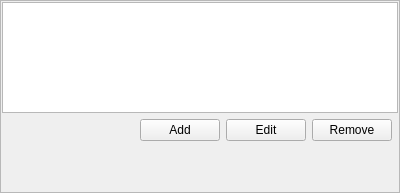
The window that src/blackgui/components/settingshotkeycomponent.ui (swift-project/pilotclient) describes before a commit, drawn with Qt 5.
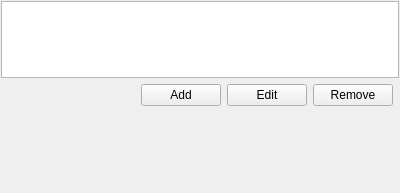
The same window after the commit.

Commit message: refs #617, naming conventions for UI

```diff
--- a/src/blackgui/components/settingshotkeycomponent.ui
+++ b/src/blackgui/components/settingshotkeycomponent.ui
@@ -13,13 +13,7 @@
   <property name="windowTitle">
    <string>sample_hotkeys</string>
   </property>
-  <property name="frameShape">
-   <enum>QFrame::StyledPanel</enum>
-  </property>
-  <property name="frameShadow">
-   <enum>QFrame::Raised</enum>
-  </property>
-  <layout class="QGridLayout" name="gridLayout">
+  <layout class="QGridLayout" name="gl_HotKeyComponent">
    <property name="leftMargin">
     <number>1</number>
    </property>
@@ -30,21 +24,21 @@
     <number>1</number>
    </property>
    <item row="1" column="1">
-    <widget class="QPushButton" name="pb_addHotkey">
+    <widget class="QPushButton" name="pb_AddHotkey">
      <property name="text">
       <string>Add</string>
      </property>
     </widget>
    </item>
    <item row="1" column="2">
-    <widget class="QPushButton" name="pb_editHotkey">
+    <widget class="QPushButton" name="pb_EditHotkey">
      <property name="text">
       <string>Edit</string>
      </property>
     </widget>
    </item>
    <item row="1" column="3">
-    <widget class="QPushButton" name="pb_removeHotkey">
+    <widget class="QPushButton" name="pb_RemoveHotkey">
      <property name="text">
       <string>Remove</string>
      </property>
@@ -64,7 +58,10 @@
     </spacer>
    </item>
    <item row="0" column="0" colspan="5">
-    <widget class="QTableView" name="tv_hotkeys">
+    <widget class="QTableView" name="tv_Hotkeys">
+     <property name="sizeAdjustPolicy">
+      <enum>QAbstractScrollArea::AdjustToContents</enum>
+     </property>
      <property name="selectionMode">
       <enum>QAbstractItemView::SingleSelection</enum>
      </property>
@@ -77,9 +74,6 @@
      <attribute name="verticalHeaderVisible">
       <bool>false</bool>
      </attribute>
-     <attribute name="verticalHeaderStretchLastSection">
-      <bool>false</bool>
-     </attribute>
     </widget>
    </item>
    <item row="3" column="1">
```
Left out of the diff: 2 changed lines with no effect on the pictures. The commit also changes 5 other files.
